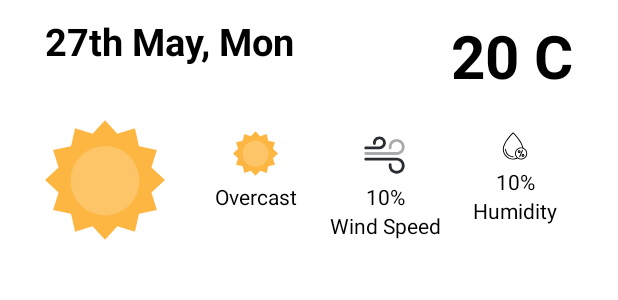
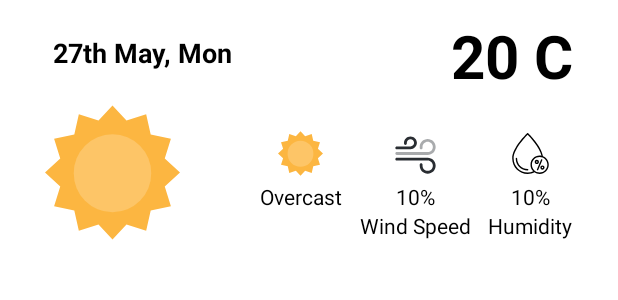
Before and after one commit to ZubkoKarina/Kotlin_Weather_Forecast_App, an Android app: the layout fourdaylistitem.xml on its own in the app's theme, with its tools: preview values and no code run, on a phone screen of 412 x 824 dp. Shown: the top 300 px of the screen. Run offline under Robolectric (Android 15) with nearby library versions, the phone set to English and light mode, and no system bars.

Commit message:
Changed card layouts

```diff
--- a/app/src/main/res/drawable/ic_swipe_right.xml
+++ b/app/src/main/res/drawable/ic_swipe_right.xml
@@ -5,5 +5,5 @@
     android:viewportHeight="32">
   <path
       android:pathData="M30.509,7l-3.254,3.254l-0.51,-0.509l2.386,-2.386h-9.796c-0.096,1.677 -0.844,3.254 -2.102,4.37l-0.478,-0.539c1.194,-1.058 1.878,-2.585 1.878,-4.19c0,-3.11 -2.53,-5.64 -5.64,-5.64S7.354,3.89 7.354,7c0,1.605 0.685,3.133 1.879,4.19l-0.478,0.539C7.407,10.535 6.634,8.811 6.634,7c0,-3.507 2.853,-6.36 6.36,-6.36c3.385,0 6.154,2.661 6.342,6h9.795l-2.386,-2.386l0.51,-0.509L30.509,7zM26.36,18.776v4.01c0,4.453 -1.041,8.574 -8.591,8.574c-5.067,0 -7.409,-2.218 -10.404,-5.602c-0.844,-0.953 -3.435,-3.76 -3.435,-3.76l-0.5,-0.554c-1.217,-1.339 -1.79,-2.018 -1.79,-2.459c0,-0.541 0.374,-1.022 1.052,-1.357c1.188,-0.586 3.129,-0.646 4.319,0.269c0.895,0.688 2.677,2.611 3.629,3.663V7c0,-1.388 0.968,-2.357 2.354,-2.36c0,0 0,0 0.001,0c0,0 0.001,0 0.003,0c0.001,0 0.002,0 0.003,0C14.391,4.643 15.36,5.612 15.36,7v7.64h6.552C24.448,14.64 26.36,16.418 26.36,18.776zM25.64,18.776c0,-1.948 -1.603,-3.417 -3.728,-3.417H15c-0.199,0 -0.36,-0.161 -0.36,-0.36V7c0,-0.98 -0.66,-1.639 -1.642,-1.64C12.019,5.361 11.36,6.02 11.36,7v15.5c0,0.149 -0.092,0.283 -0.232,0.337c-0.139,0.054 -0.298,0.015 -0.397,-0.099c-0.03,-0.033 -2.983,-3.368 -4.158,-4.271c-0.925,-0.709 -2.588,-0.673 -3.562,-0.192c-0.413,0.203 -0.65,0.463 -0.65,0.711c0.057,0.274 1.063,1.38 1.603,1.975l0.502,0.556c0.002,0.002 2.595,2.811 3.44,3.767c2.865,3.236 5.099,5.357 9.865,5.357c6.532,0 7.87,-3.14 7.87,-7.854L25.64,18.776L25.64,18.776z"
-      android:fillColor="#000000"/>
+      android:fillColor="@color/black"/>
 </vector>
--- a/app/src/main/res/layout/fourdaylistitem.xml
+++ b/app/src/main/res/layout/fourdaylistitem.xml
@@ -20,24 +20,23 @@
         app:layout_constraintStart_toStartOf="parent"
         app:layout_constraintTop_toTopOf="parent" />
 
-
     <TextView
         android:id="@+id/dayDateText"
         android:layout_width="wrap_content"
         android:layout_height="wrap_content"
-        android:layout_marginStart="30dp"
-        android:layout_marginTop="10dp"
+        android:layout_marginStart="35dp"
         android:text="27th May, Mon"
-        android:textColor="@android:color/black"
-        android:textSize="25sp"
+        android:textColor="@color/black"
+        android:textSize="18sp"
         android:textStyle="bold"
+        app:layout_constraintBottom_toTopOf="@+id/imageGraphic"
         app:layout_constraintStart_toStartOf="parent"
         app:layout_constraintTop_toTopOf="parent" />
 
     <ImageView
         android:id="@+id/imageGraphic"
-        android:layout_width="80dp"
-        android:layout_height="80dp"
+        android:layout_width="90dp"
+        android:layout_height="90dp"
         android:layout_marginStart="10dp"
         android:layout_marginBottom="20dp"
         android:src="@drawable/ic_sun"
@@ -61,10 +60,10 @@
 
 
     <LinearLayout
-        android:layout_width="250dp"
+        android:layout_width="230dp"
         android:layout_height="wrap_content"
         android:layout_centerVertical="true"
-        android:layout_marginEnd="30dp"
+        android:layout_marginEnd="20dp"
         android:layout_marginBottom="20dp"
         android:orientation="horizontal"
         app:layout_constraintBottom_toBottomOf="parent"
@@ -92,12 +91,6 @@
                 android:text="Overcast"
                 android:textColor="@android:color/black" />
         </LinearLayout>
-
-        <View
-            android:layout_width="1dp"
-            android:layout_height="match_parent"
-            android:layout_margin="4dp"
-            android:textColor="@android:color/black" />
 
         <LinearLayout
             android:layout_width="0dp"
@@ -129,12 +122,6 @@
                 android:textColor="@android:color/black" />
         </LinearLayout>
 
-        <View
-            android:layout_width="1dp"
-            android:layout_height="match_parent"
-            android:layout_margin="4dp"
-            android:textColor="@android:color/black" />
-
         <LinearLayout
             android:layout_width="0dp"
             android:layout_height="wrap_content"
@@ -143,8 +130,8 @@
             android:orientation="vertical">
 
             <ImageView
-                android:layout_width="20dp"
-                android:layout_height="20dp"
+                android:layout_width="30dp"
+                android:layout_height="30dp"
                 android:layout_marginBottom="4dp"
                 android:src="@drawable/ic_humidity_rain" />
 
--- a/app/src/main/res/layout/testlayout.xml
+++ b/app/src/main/res/layout/testlayout.xml
@@ -16,7 +16,7 @@
             android:id="@+id/searchView"
             android:layout_width="wrap_content"
             android:layout_height="wrap_content"
-            android:layout_marginTop="20dp"
+            android:layout_marginTop="10dp"
             android:layout_marginEnd="20dp"
             app:layout_constraintEnd_toEndOf="parent"
             app:layout_constraintTop_toTopOf="parent" />
@@ -272,7 +272,7 @@
             android:layout_marginEnd="20dp"
             android:layout_marginBottom="10dp"
             android:drawablePadding="6dp"
-            android:text="5 Days >"
+            android:text="Several Days >"
             android:textColor="@android:color/black"
             android:textSize="16sp"
             android:textStyle="bold"
--- a/app/src/main/res/layout/todayforecastlist.xml
+++ b/app/src/main/res/layout/todayforecastlist.xml
@@ -16,15 +16,14 @@
         android:text="11:00"
         android:textColor="@color/deep_gray"
         android:textSize="18sp"
-        android:textStyle="bold"
         app:layout_constraintBottom_toBottomOf="parent"
         app:layout_constraintStart_toStartOf="parent"
         app:layout_constraintTop_toTopOf="parent" />
 
     <ImageView
         android:id="@+id/imageDisplay"
-        android:layout_width="25dp"
-        android:layout_height="25dp"
+        android:layout_width="30dp"
+        android:layout_height="30dp"
         android:layout_marginStart="80dp"
         android:layout_marginEnd="80dp"
         android:src="@drawable/ic_cloud"
@@ -43,7 +42,6 @@
         android:text="21"
         android:textColor="@color/deep_gray"
         android:textSize="20sp"
-        android:textStyle="bold"
         app:layout_constraintBottom_toBottomOf="parent"
         app:layout_constraintEnd_toEndOf="parent"
         app:layout_constraintTop_toTopOf="parent" />
--- a/app/src/main/res/values/colors.xml
+++ b/app/src/main/res/values/colors.xml
@@ -13,5 +13,5 @@
     <color name="light_black">#0d0d0d</color>
     <color name="deep_blue">#4f86eb</color>
     <color name="bright_yellow">#fac400</color>
-    <color name="deep_gray">#7b8aa9</color>
+    <color name="deep_gray">#848484</color>
 </resources>
```
Also changed, not shown: app/src/main/res/layout/fourdayforecast.xml (+27 -1 lines).
